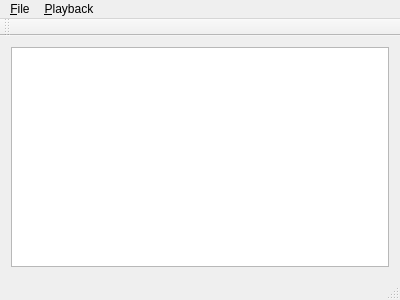
First picture: the form in mainwindow.ui, repository crumblingstatue/NoLifeExplorer, before the edit.
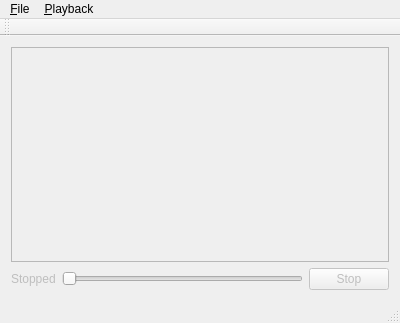
Second picture: the form after the edit.

Diff of the .ui file:
```diff
--- a/mainwindow.ui
+++ b/mainwindow.ui
@@ -7,16 +7,54 @@
     <x>0</x>
     <y>0</y>
     <width>400</width>
-    <height>300</height>
+    <height>323</height>
    </rect>
   </property>
   <property name="windowTitle">
    <string>NoLifeJukeBox</string>
   </property>
   <widget class="QWidget" name="centralWidget">
-   <layout class="QHBoxLayout" name="horizontalLayout">
+   <layout class="QVBoxLayout" name="verticalLayout">
     <item>
-     <widget class="QTreeView" name="treeView"/>
+     <widget class="QTreeView" name="treeView">
+      <property name="enabled">
+       <bool>false</bool>
+      </property>
+     </widget>
+    </item>
+    <item>
+     <layout class="QHBoxLayout" name="horizontalLayout">
+      <item>
+       <widget class="QLabel" name="label">
+        <property name="enabled">
+         <bool>false</bool>
+        </property>
+        <property name="text">
+         <string>Stopped</string>
+        </property>
+       </widget>
+      </item>
+      <item>
+       <widget class="QSlider" name="horizontalSlider">
+        <property name="enabled">
+         <bool>false</bool>
+        </property>
+        <property name="orientation">
+         <enum>Qt::Horizontal</enum>
+        </property>
+       </widget>
+      </item>
+      <item>
+       <widget class="QPushButton" name="pushButton">
+        <property name="enabled">
+         <bool>false</bool>
+        </property>
+        <property name="text">
+         <string>Stop</string>
+        </property>
+       </widget>
+      </item>
+     </layout>
     </item>
    </layout>
   </widget>
```
